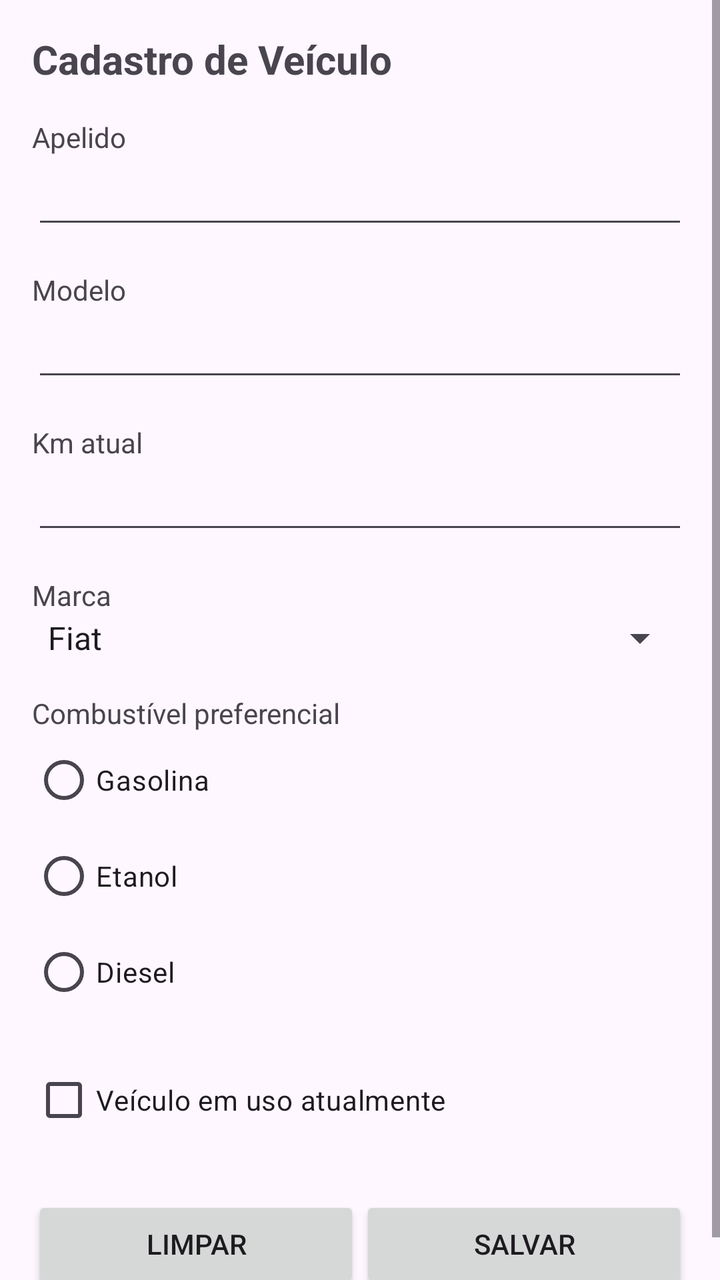
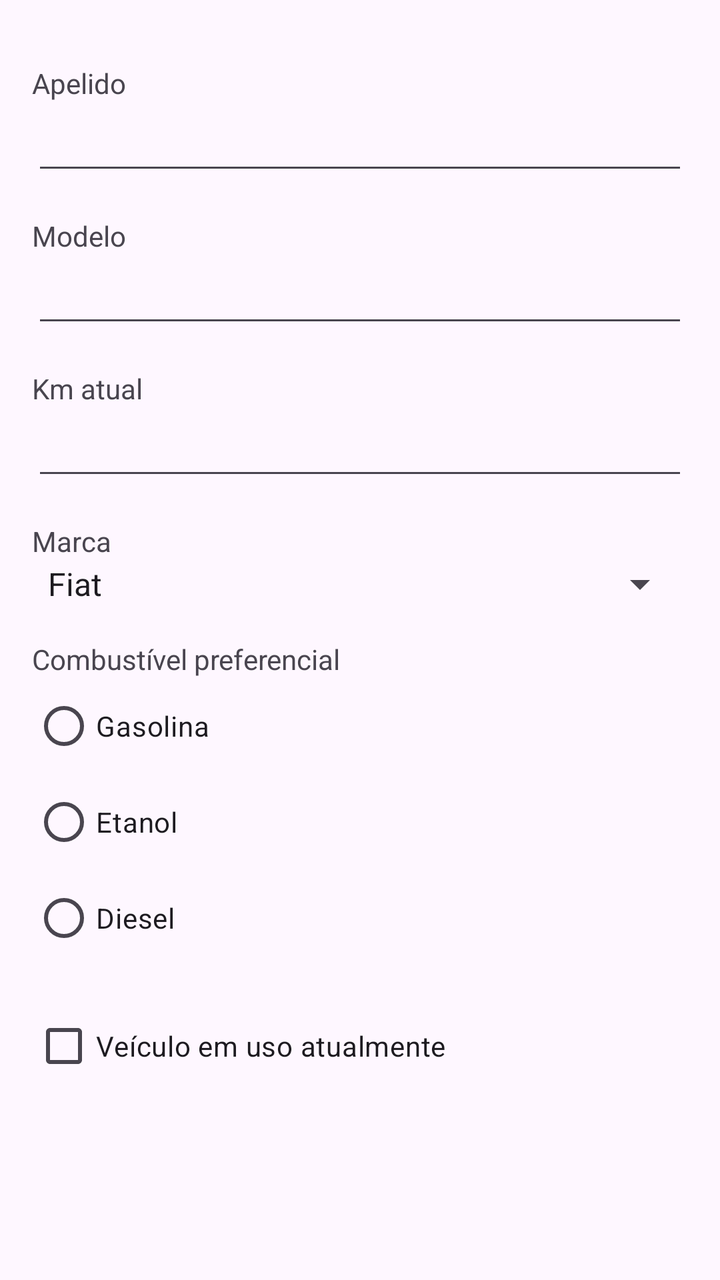

The first picture is an Android layout as it rendered before a commit; the second is the same layout after the commit. The layout source and the unified diff follow.
<!-- AndroidManifest.xml: application theme Theme.Gereamento_Automotivo -->
<!-- res/layout/activity_cadastro_veiculo.xml -->
<?xml version="1.0" encoding="utf-8"?>
<ScrollView xmlns:android="http://schemas.android.com/apk/res/android"
    xmlns:tools="http://schemas.android.com/tools"
    android:id="@+id/scrollCadastroVeiculo"
    android:layout_width="match_parent"
    android:layout_height="match_parent"
    tools:context=".CadastroVeiculoActivity">

    <LinearLayout
        android:layout_width="match_parent"
        android:layout_height="wrap_content"
        android:orientation="vertical"
        android:padding="16dp">

        <TextView
            android:layout_width="wrap_content"
            android:layout_height="wrap_content"
            android:textSize="20sp"
            android:textStyle="bold"
            android:text="@string/titulo_cadastro_veiculo" />

        <TextView
            android:layout_width="wrap_content"
            android:layout_height="wrap_content"
            android:layout_marginTop="16dp"
            android:text="@string/label_apelido" />

        <EditText
            android:id="@+id/etApelido"
            android:layout_width="match_parent"
            android:layout_height="wrap_content"
            android:inputType="text" />

        <TextView
            android:layout_width="wrap_content"
            android:layout_height="wrap_content"
            android:layout_marginTop="16dp"
            android:text="@string/label_modelo" />

        <EditText
            android:id="@+id/etModelo"
            android:layout_width="match_parent"
            android:layout_height="wrap_content"
            android:inputType="text" />

        <TextView
            android:layout_width="wrap_content"
            android:layout_height="wrap_content"
            android:layout_marginTop="16dp"
            android:text="@string/label_km_atual" />

        <EditText
            android:id="@+id/etKmAtual"
            android:layout_width="match_parent"
            android:layout_height="wrap_content"
            android:inputType="number" />

        <TextView
            android:layout_width="wrap_content"
            android:layout_height="wrap_content"
            android:layout_marginTop="16dp"
            android:text="@string/label_marca" />

        <Spinner
            android:id="@+id/spMarca"
            android:layout_width="match_parent"
            android:layout_height="wrap_content"
            android:entries="@array/marcas_veiculo"
            android:spinnerMode="dropdown" />

        <TextView
            android:layout_width="wrap_content"
            android:layout_height="wrap_content"
            android:layout_marginTop="16dp"
            android:text="@string/label_combustivel" />

        <RadioGroup
            android:id="@+id/rgCombustivel"
            android:layout_width="wrap_content"
            android:layout_height="wrap_content"
            android:orientation="vertical">

            <RadioButton
                android:id="@+id/rbGasolina"
                android:layout_width="wrap_content"
                android:layout_height="wrap_content"
                android:text="@string/radio_gasolina" />

            <RadioButton
                android:id="@+id/rbEtanol"
                android:layout_width="wrap_content"
                android:layout_height="wrap_content"
                android:text="@string/radio_etanol" />

            <RadioButton
                android:id="@+id/rbDiesel"
                android:layout_width="wrap_content"
                android:layout_height="wrap_content"
                android:text="@string/radio_diesel" />
        </RadioGroup>

        <CheckBox
            android:id="@+id/cbEmUso"
            android:layout_width="wrap_content"
            android:layout_height="wrap_content"
            android:layout_marginTop="16dp"
            android:text="@string/checkbox_em_uso" />

        <LinearLayout
            android:layout_width="match_parent"
            android:layout_height="wrap_content"
            android:layout_marginTop="24dp"
            android:orientation="horizontal">

            <Button
                android:id="@+id/btnLimpar"
                android:layout_width="0dp"
                android:layout_height="wrap_content"
                android:layout_weight="1"
                android:onClick="limparFormulario"
                android:text="@string/btn_limpar" />

            <Button
                android:id="@+id/btnSalvar"
                android:layout_width="0dp"
                android:layout_height="wrap_content"
                android:layout_weight="1"
                android:onClick="salvarFormulario"
                android:text="@string/btn_salvar" />
        </LinearLayout>

    </LinearLayout>

</ScrollView>
<!-- resources referenced by this layout -->
<resources>
  <string-array name="marcas_veiculo">
          <item>@string/marca_fiat</item>
          <item>@string/marca_chevrolet</item>
          <item>@string/marca_volkswagen</item>
          <item>@string/marca_ford</item>
          <item>@string/marca_toyota</item>
          <item>@string/marca_outro</item>
      </string-array>
  <string name="btn_limpar">Limpar</string>
  <string name="btn_salvar">Salvar</string>
  <string name="checkbox_em_uso">Veículo em uso atualmente</string>
  <string name="label_apelido">Apelido</string>
  <string name="label_combustivel">Combustível preferencial</string>
  <string name="label_km_atual">Km atual</string>
  <string name="label_marca">Marca</string>
  <string name="label_modelo">Modelo</string>
  <string name="radio_diesel">Diesel</string>
  <string name="radio_etanol">Etanol</string>
  <string name="radio_gasolina">Gasolina</string>
  <string name="titulo_cadastro_veiculo">Cadastro de Veículo</string>
  <style name="Theme.Gereamento_Automotivo" parent="Base.Theme.Gereamento_Automotivo" />
  <string name="marca_fiat">Fiat</string>
  <string name="marca_chevrolet">Chevrolet</string>
  <string name="marca_volkswagen">Volkswagen</string>
  <string name="marca_ford">Ford</string>
  <string name="marca_toyota">Toyota</string>
  <string name="marca_outro">Outro</string>
  <style name="Base.Theme.Gereamento_Automotivo" parent="Theme.Material3.DayNight.NoActionBar">
          
          
      </style>
</resources>

<!-- the commit's change to res/layout/activity_cadastro_veiculo.xml (unified diff, before → after) -->
@@ -4,6 +4,7 @@
     android:id="@+id/scrollCadastroVeiculo"
     android:layout_width="match_parent"
     android:layout_height="match_parent"
+    android:fitsSystemWindows="true"
     tools:context=".CadastroVeiculoActivity">
 
     <LinearLayout
@@ -11,13 +12,6 @@
         android:layout_height="wrap_content"
         android:orientation="vertical"
         android:padding="16dp">
-
-        <TextView
-            android:layout_width="wrap_content"
-            android:layout_height="wrap_content"
-            android:textSize="20sp"
-            android:textStyle="bold"
-            android:text="@string/titulo_cadastro_veiculo" />
 
         <TextView
             android:layout_width="wrap_content"
@@ -106,29 +100,6 @@
             android:layout_marginTop="16dp"
             android:text="@string/checkbox_em_uso" />
 
-        <LinearLayout
-            android:layout_width="match_parent"
-            android:layout_height="wrap_content"
-            android:layout_marginTop="24dp"
-            android:orientation="horizontal">
-
-            <Button
-                android:id="@+id/btnLimpar"
-                android:layout_width="0dp"
-                android:layout_height="wrap_content"
-                android:layout_weight="1"
-                android:onClick="limparFormulario"
-                android:text="@string/btn_limpar" />
-
-            <Button
-                android:id="@+id/btnSalvar"
-                android:layout_width="0dp"
-                android:layout_height="wrap_content"
-                android:layout_weight="1"
-                android:onClick="salvarFormulario"
-                android:text="@string/btn_salvar" />
-        </LinearLayout>
-
     </LinearLayout>
 
 </ScrollView>
<!-- resource entries referenced after the edit -->
@@ -8,8 +8,6 @@
           <item>@string/marca_toyota</item>
           <item>@string/marca_outro</item>
       </string-array>
-  <string name="btn_limpar">Limpar</string>
-  <string name="btn_salvar">Salvar</string>
   <string name="checkbox_em_uso">Veículo em uso atualmente</string>
   <string name="label_apelido">Apelido</string>
   <string name="label_combustivel">Combustível preferencial</string>
@@ -19,7 +17,6 @@
   <string name="radio_diesel">Diesel</string>
   <string name="radio_etanol">Etanol</string>
   <string name="radio_gasolina">Gasolina</string>
-  <string name="titulo_cadastro_veiculo">Cadastro de Veículo</string>
   <style name="Theme.Gereamento_Automotivo" parent="Base.Theme.Gereamento_Automotivo" />
   <string name="marca_fiat">Fiat</string>
   <string name="marca_chevrolet">Chevrolet</string>
@@ -27,7 +24,7 @@
   <string name="marca_ford">Ford</string>
   <string name="marca_toyota">Toyota</string>
   <string name="marca_outro">Outro</string>
-  <style name="Base.Theme.Gereamento_Automotivo" parent="Theme.Material3.DayNight.NoActionBar">
+  <style name="Base.Theme.Gereamento_Automotivo" parent="Theme.Material3.DayNight">
           
           
       </style>
